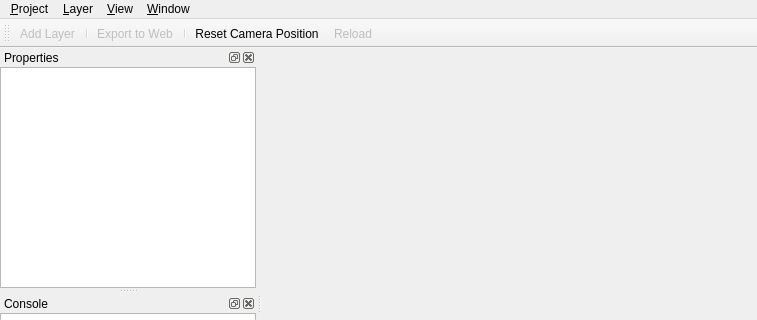
minorua/Qgis2threejs, file viewer2/q3dwindow.ui: the form before one commit; both pictures show x 0 to 757 and y 0 to 320 of the 757 by 580 pixel window.
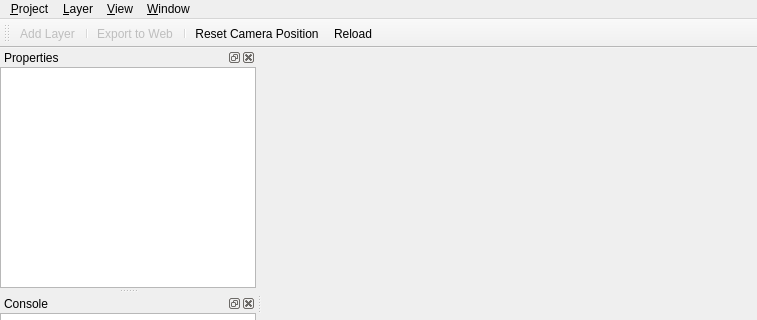
The form after the commit. Custom widgets are drawn as their Qt base class.

Commit message: LiveExporter: page reload button

Patch:
```diff
--- a/viewer2/q3dwindow.ui
+++ b/viewer2/q3dwindow.ui
@@ -214,9 +214,6 @@
    </property>
   </action>
   <action name="actionReload">
-   <property name="enabled">
-    <bool>false</bool>
-   </property>
    <property name="text">
     <string>Reload</string>
    </property>
```
The commit also changes 3 other files.
